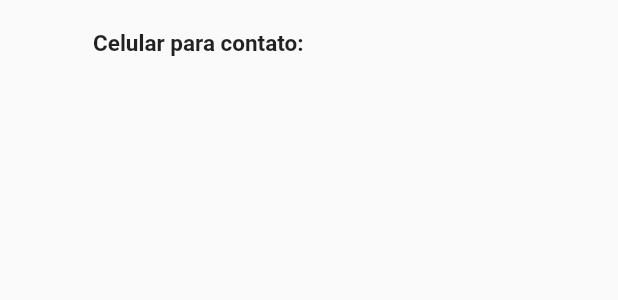
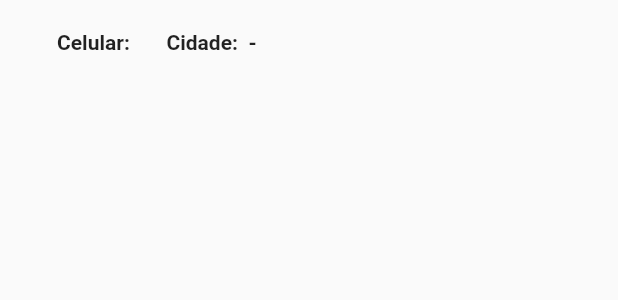
Before and after one commit to Tulio-Viana/heallife, a Flutter app: what buildCllCidade() shows on an empty page, opened directly, on a phone screen of 412 x 824 dp. Shown: the top 300 px of the screen. Run offline on Flutter 3.47's test engine with Material 2 defaults, Android fonts, the phone set to English and light mode, and no system bars; drawn by our look-alikes of auto_size_text; our stand-ins replace brasil_fields, cloud_firestore, firebase_auth, firebase_core, firebase_storage, image_picker and 3 more; missing offline and left inert: mask, search_cep; accounts and stored records are empty; network calls fail.

Commit message:
Pg_Perfil Printando todas as informações (front)

```diff
--- a/lib/modules/pages/profile/page/pg_perfilPACIENTE.dart
+++ b/lib/modules/pages/profile/page/pg_perfilPACIENTE.dart
@@ -7,6 +7,7 @@ import 'package:idosos/modules/pages/profile/widget/appbar_widget.dart';
 import 'package:mask_text_input_formatter/mask_text_input_formatter.dart';
 import '../model/user.dart';
 import '../widget/profile_widget.dart';
+import 'package:auto_size_text/auto_size_text.dart';
 
 class PerfilPaciente extends StatefulWidget {
   const PerfilPaciente({Key? key}) : super(key: key);
@@ -83,11 +84,11 @@ Widget buildTratamentos(
         BuildContext context) =>
     Container(
         child: Padding(
-            padding: const EdgeInsets.symmetric(horizontal: 48),
+            padding: const EdgeInsets.symmetric(horizontal: 24),
             child:
                 Column(crossAxisAlignment: CrossAxisAlignment.start, children: [
               const SizedBox(
-                height: 24,
+                height: 16,
               ),
               const Padding(
                   padding: EdgeInsets.fromLTRB(0, 20, 0, 0),
@@ -184,16 +185,19 @@ Widget buildTratamentos(
 
 Widget buildCllCidade(UserPaciente usuarioPaciente) => Container(
       child: Padding(
-        padding: const EdgeInsets.symmetric(horizontal: 62),
+        padding: const EdgeInsets.symmetric(horizontal: 38),
         child: Column(
           crossAxisAlignment: CrossAxisAlignment.start,
           children: [
             const SizedBox(
               height: 20,
             ),
-            Text(
-              'Celular para contato:',
-              style: TextStyle(fontWeight: FontWeight.bold, fontSize: 15),
+            AutoSizeText(
+              'Celular: ${usuarioPaciente.numeroCllPaciente}      Cidade: ${usuarioPaciente.cidadePaciente} - ${usuarioPaciente.estadoPaciente}',
+              maxLines: 1,
+              style: TextStyle(
+                fontWeight: FontWeight.bold,
+              ),
             )
           ],
         ),
@@ -202,12 +206,12 @@ Widget buildCllCidade(UserPaciente usuarioPaciente) => Container(
 
 Widget buildObservacoes(UserPaciente usuarioPaciente) => Container(
       child: Padding(
-        padding: const EdgeInsets.symmetric(horizontal: 65),
+        padding: const EdgeInsets.symmetric(horizontal: 38),
         child: Column(
           crossAxisAlignment: CrossAxisAlignment.start,
           children: [
             const SizedBox(
-              height: 24,
+              height: 32,
             ),
             const Text('Observações',
                 style: TextStyle(fontSize: 22, fontWeight: FontWeight.bold)),
--- a/pubspec.yaml
+++ b/pubspec.yaml
@@ -45,6 +45,7 @@ dependencies:
   image_picker: ^0.8.5+3
   search_cep: ^4.0.1
   motion_toast: ^2.4.3
+  auto_size_text: ^3.0.0
 
 dev_dependencies:
   flutter_test:
```
Also changed, not shown: lib/modules/pages/profile/page/pg_perfilPROF.dart (+37 -17 lines), pubspec.lock.
